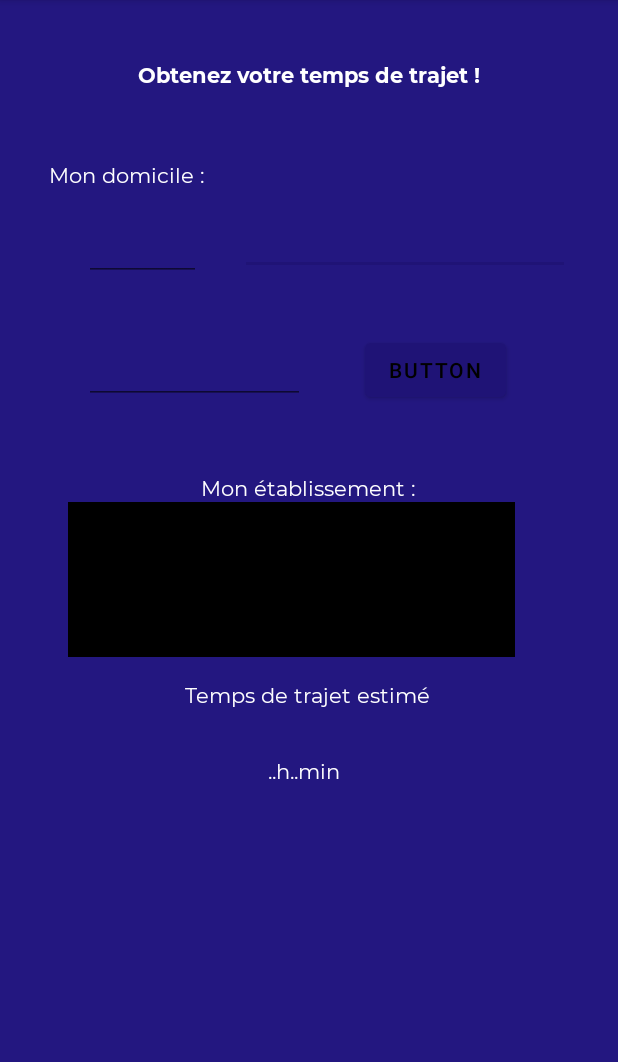
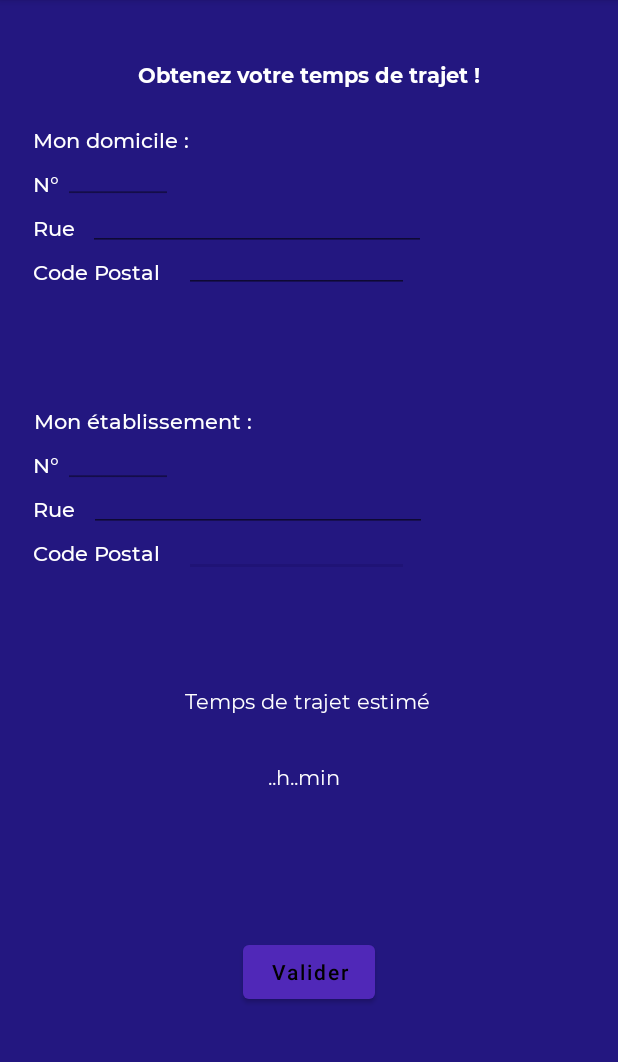
Before and after one commit to darlene-s/EtuMoov, an Android app: the TravelTime screen opened directly, with no data from a screen before it, on a phone screen of 412 x 824 dp, the part 84-1146 px from its top. Run offline under Robolectric (Android 15) with nearby library versions, the phone set to English and light mode, and no system bars; our stand-ins replace Firebase (no records; nobody signed in at launch, a user with empty details on screens opened directly).

Commit message:
Layout TravelTime

```diff
--- a/app/src/main/java/com/example/etumoov/NavigationMap/NaviMap/TravelTime.java
+++ b/app/src/main/java/com/example/etumoov/NavigationMap/NaviMap/TravelTime.java
@@ -3,8 +3,6 @@ package com.example.etumoov.NavigationMap.NaviMap;
 import androidx.annotation.NonNull;
 import androidx.appcompat.app.AppCompatActivity;
 
-import android.location.Address;
-import android.location.Geocoder;
 import android.os.Bundle;
 import android.view.View;
 import android.widget.ArrayAdapter;
@@ -16,16 +14,13 @@ import android.widget.Toast;
 
 import com.example.etumoov.NavigationMap.NaviBD.Universite;
 import com.example.etumoov.R;
-import com.google.android.gms.maps.model.LatLng;
 import com.google.firebase.database.DataSnapshot;
 import com.google.firebase.database.DatabaseError;
 import com.google.firebase.database.DatabaseReference;
 import com.google.firebase.database.FirebaseDatabase;
 import com.google.firebase.database.ValueEventListener;
 
-import java.io.IOException;
 import java.util.ArrayList;
-import java.util.List;
 
 public class TravelTime extends AppCompatActivity {
     private DatabaseReference reference;
@@ -40,10 +35,9 @@ public class TravelTime extends AppCompatActivity {
     protected void onCreate(Bundle savedInstanceState) {
         super.onCreate(savedInstanceState);
         setContentView(R.layout.activity_travel_time);
-        UniversiteList = (ListView) findViewById(R.id.etablissements);
         numero = findViewById(R.id.txt_edit_numero);
         rue = findViewById(R.id.txt_edit_rue);
-        codePostal = findViewById(R.id.txt_edit_codePostale);
+        codePostal = findViewById(R.id.txt_edit_codePostal);
         btn_valide = findViewById(R.id.button_valider);
         duree = findViewById(R.id.textView);
         api = new APIGoogleDistance();
--- a/app/src/main/res/layout/activity_travel_time.xml
+++ b/app/src/main/res/layout/activity_travel_time.xml
@@ -8,13 +8,135 @@
     android:background="@color/midnight_blue"
     tools:context=".NavigationMap.NaviMap.TravelTime">
 
+    <EditText
+        android:id="@+id/txt_edit_codePostal2"
+        android:layout_width="150dp"
+        android:layout_height="22dp"
+        android:layout_marginTop="8dp"
+        android:layout_marginEnd="124dp"
+        android:layout_marginRight="124dp"
+        android:ems="10"
+        android:fontFamily="@font/montserrat_medium"
+        android:inputType="textPostalAddress"
+        android:textColor="@color/white"
+        app:layout_constraintEnd_toEndOf="parent"
+        app:layout_constraintStart_toEndOf="@+id/txt_view_postal_code2"
+        app:layout_constraintTop_toBottomOf="@+id/txt_edit_rue2" />
+
+    <EditText
+        android:id="@+id/txt_edit_rue2"
+        android:layout_width="225dp"
+        android:layout_height="22dp"
+        android:layout_marginTop="7dp"
+        android:layout_marginEnd="118dp"
+        android:layout_marginRight="118dp"
+        android:ems="10"
+        android:fontFamily="@font/montserrat_medium"
+        android:inputType="textPostalAddress"
+        android:textColor="@color/white"
+        app:layout_constraintEnd_toEndOf="parent"
+        app:layout_constraintStart_toEndOf="@+id/txt_view_adresse_domicile3"
+        app:layout_constraintTop_toBottomOf="@+id/txt_edit_numero2" />
+
+    <EditText
+        android:id="@+id/txt_edit_numero2"
+        android:layout_width="73dp"
+        android:layout_height="20dp"
+        android:layout_marginTop="15dp"
+        android:ems="10"
+        android:fontFamily="@font/montserrat_medium"
+        android:inputType="textPostalAddress"
+        android:textColor="@color/white"
+        app:layout_constraintEnd_toEndOf="parent"
+        app:layout_constraintHorizontal_bias="0.01"
+        app:layout_constraintStart_toEndOf="@+id/txt_view_domicile2"
+        app:layout_constraintTop_toBottomOf="@+id/txt_view_destination" />
+
+    <TextView
+        android:id="@+id/txt_view_postal_code2"
+        android:layout_width="wrap_content"
+        android:layout_height="wrap_content"
+        android:layout_marginTop="10dp"
+        android:fontFamily="@font/montserrat_medium"
+        android:text="@string/code_postal"
+        android:textColor="@color/white"
+        app:layout_constraintEnd_toEndOf="parent"
+        app:layout_constraintHorizontal_bias="0.068"
+        app:layout_constraintStart_toStartOf="parent"
+        app:layout_constraintTop_toBottomOf="@+id/txt_view_adresse_domicile3" />
+
+    <TextView
+        android:id="@+id/txt_view_adresse_domicile3"
+        android:layout_width="wrap_content"
+        android:layout_height="wrap_content"
+        android:layout_marginTop="10dp"
+        android:fontFamily="@font/montserrat_medium"
+        android:text="@string/rue"
+        android:textColor="@color/white"
+        app:layout_constraintEnd_toEndOf="parent"
+        app:layout_constraintHorizontal_bias="0.057"
+        app:layout_constraintStart_toStartOf="parent"
+        app:layout_constraintTop_toBottomOf="@+id/txt_view_domicile4" />
+
+    <TextView
+        android:id="@+id/txt_view_domicile4"
+        android:layout_width="wrap_content"
+        android:layout_height="wrap_content"
+        android:layout_marginTop="10dp"
+        android:fontFamily="@font/montserrat_medium"
+        android:text="@string/n"
+        android:textColor="@color/white"
+        app:layout_constraintEnd_toEndOf="parent"
+        app:layout_constraintHorizontal_bias="0.055"
+        app:layout_constraintStart_toStartOf="parent"
+        app:layout_constraintTop_toBottomOf="@+id/txt_view_destination" />
+
+    <TextView
+        android:id="@+id/txt_view_postal_code"
+        android:layout_width="wrap_content"
+        android:layout_height="wrap_content"
+        android:layout_marginTop="10dp"
+        android:fontFamily="@font/montserrat_medium"
+        android:text="@string/code_postal"
+        android:textColor="@color/white"
+        app:layout_constraintEnd_toEndOf="parent"
+        app:layout_constraintHorizontal_bias="0.068"
+        app:layout_constraintStart_toStartOf="parent"
+        app:layout_constraintTop_toBottomOf="@+id/txt_view_adresse_domicile" />
+
+    <TextView
+        android:id="@+id/txt_view_adresse_domicile"
+        android:layout_width="wrap_content"
+        android:layout_height="wrap_content"
+        android:layout_marginTop="10dp"
+        android:fontFamily="@font/montserrat_medium"
+        android:text="@string/rue"
+        android:textColor="@color/white"
+        app:layout_constraintEnd_toEndOf="parent"
+        app:layout_constraintHorizontal_bias="0.057"
+        app:layout_constraintStart_toStartOf="parent"
+        app:layout_constraintTop_toBottomOf="@+id/txt_view_domicile2" />
+
+    <TextView
+        android:id="@+id/txt_view_domicile2"
+        android:layout_width="wrap_content"
+        android:layout_height="wrap_content"
+        android:layout_marginTop="10dp"
+        android:fontFamily="@font/montserrat_medium"
+        android:text="@string/n"
+        android:textColor="@color/white"
+        app:layout_constraintEnd_toEndOf="parent"
+        app:layout_constraintHorizontal_bias="0.055"
+        app:layout_constraintStart_toStartOf="parent"
+        app:layout_constraintTop_toBottomOf="@+id/txt_view_domicile" />
+
     <TextView
         android:id="@+id/textView"
         android:layout_width="wrap_content"
         android:layout_height="wrap_content"
         android:layout_marginTop="40dp"
         android:fontFamily="@font/montserrat_bold"
-        android:text="Obtenez votre temps de trajet !"
+        android:text="@string/obtenez_votre_temps_de_trajet"
         android:textColor="@color/white"
         app:layout_constraintEnd_toEndOf="parent"
         app:layout_constraintStart_toStartOf="parent"
@@ -24,105 +146,82 @@
         android:id="@+id/txt_view_destination"
         android:layout_width="wrap_content"
         android:layout_height="wrap_content"
-        android:fontFamily="@font/montserrat_regular"
-        android:text="Mon établissement :"
+        android:layout_marginTop="80dp"
+        android:fontFamily="@font/montserrat_medium"
+        android:text="@string/mon_tablissement"
         android:textColor="@color/white"
-        app:layout_constraintBottom_toTopOf="@+id/etablissements"
         app:layout_constraintEnd_toEndOf="parent"
-        app:layout_constraintHorizontal_bias="0.498"
+        app:layout_constraintHorizontal_bias="0.085"
         app:layout_constraintStart_toStartOf="parent"
-        app:layout_constraintTop_toBottomOf="@+id/textView"
-        app:layout_constraintVertical_bias="1.0" />
-
-    <ListView
-        android:id="@+id/etablissements"
-        android:layout_width="298dp"
-        android:layout_height="103dp"
-        android:background="#FFFFFF"
-        android:backgroundTint="#000000"
-        android:fontFamily="@font/montserrat_regular"
-        app:layout_constraintBottom_toBottomOf="parent"
-        app:layout_constraintEnd_toEndOf="parent"
-        app:layout_constraintHorizontal_bias="0.398"
-        app:layout_constraintStart_toStartOf="parent"
-        app:layout_constraintTop_toTopOf="parent"
-        app:layout_constraintVertical_bias="0.504"
-        tools:listitem="@android:layout/simple_list_item_1"
-        tools:targetApi="lollipop">
-
-    </ListView>
+        app:layout_constraintTop_toBottomOf="@+id/txt_view_postal_code" />
 
     <EditText
         android:id="@+id/txt_edit_rue"
-        android:layout_width="wrap_content"
-        android:layout_height="wrap_content"
-        android:layout_marginTop="12dp"
+        android:layout_width="225dp"
+        android:layout_height="22dp"
+        android:layout_marginTop="9dp"
+        android:layout_marginEnd="120dp"
+        android:layout_marginRight="120dp"
         android:ems="10"
         android:fontFamily="@font/montserrat_medium"
         android:inputType="textPostalAddress"
         android:textColor="@color/white"
-        app:layout_constraintBottom_toTopOf="@+id/button_valider"
         app:layout_constraintEnd_toEndOf="parent"
-        app:layout_constraintHorizontal_bias="0.835"
-        app:layout_constraintStart_toStartOf="parent"
-        app:layout_constraintTop_toBottomOf="@+id/txt_view_domicile"
-        app:layout_constraintVertical_bias="0.0" />
+        app:layout_constraintStart_toEndOf="@+id/txt_view_adresse_domicile"
+        app:layout_constraintTop_toBottomOf="@+id/txt_edit_numero" />
 
     <EditText
-        android:id="@+id/txt_edit_codePostale"
-        android:layout_width="147dp"
-        android:layout_height="54dp"
-        android:layout_marginTop="80dp"
+        android:id="@+id/txt_edit_codePostal"
+        android:layout_width="150dp"
+        android:layout_height="22dp"
+        android:layout_marginTop="6dp"
+        android:layout_marginEnd="124dp"
+        android:layout_marginRight="124dp"
         android:ems="10"
         android:fontFamily="@font/montserrat_medium"
         android:inputType="textPostalAddress"
         android:textColor="@color/white"
-        app:layout_constraintBottom_toTopOf="@+id/txt_view_destination"
         app:layout_constraintEnd_toEndOf="parent"
-        app:layout_constraintHorizontal_bias="0.212"
-        app:layout_constraintStart_toStartOf="parent"
-        app:layout_constraintTop_toBottomOf="@+id/txt_view_domicile"
-        app:layout_constraintVertical_bias="0.17" />
+        app:layout_constraintStart_toEndOf="@+id/txt_view_postal_code"
+        app:layout_constraintTop_toBottomOf="@+id/txt_edit_rue" />
 
     <EditText
         android:id="@+id/txt_edit_numero"
-        android:layout_width="78dp"
-        android:layout_height="49dp"
-        android:layout_marginTop="12dp"
+        android:layout_width="73dp"
+        android:layout_height="20dp"
+        android:layout_marginTop="13dp"
         android:ems="10"
         android:fontFamily="@font/montserrat_medium"
         android:inputType="textPostalAddress"
         android:textColor="@color/white"
-        app:layout_constraintBottom_toTopOf="@+id/txt_edit_codePostale"
         app:layout_constraintEnd_toEndOf="parent"
-        app:layout_constraintHorizontal_bias="0.168"
-        app:layout_constraintStart_toStartOf="parent"
-        app:layout_constraintTop_toBottomOf="@+id/txt_view_domicile"
-        app:layout_constraintVertical_bias="0.0" />
+        app:layout_constraintHorizontal_bias="0.01"
+        app:layout_constraintStart_toEndOf="@+id/txt_view_domicile2"
+        app:layout_constraintTop_toBottomOf="@+id/txt_view_domicile" />
 
     <TextView
         android:id="@+id/txt_view_estimated"
         android:layout_width="wrap_content"
         android:layout_height="wrap_content"
-        android:layout_marginTop="16dp"
+        android:layout_marginTop="80dp"
         android:fontFamily="@font/montserrat_regular"
-        android:text="Temps de trajet estimé"
+        android:text="@string/temps_de_trajet_estim"
         android:textColor="@color/white"
         app:layout_constraintEnd_toEndOf="parent"
         app:layout_constraintHorizontal_bias="0.497"
         app:layout_constraintStart_toStartOf="parent"
-        app:layout_constraintTop_toBottomOf="@+id/etablissements" />
+        app:layout_constraintTop_toBottomOf="@+id/txt_view_postal_code2" />
 
     <TextView
         android:id="@+id/txt_view_domicile"
         android:layout_width="wrap_content"
         android:layout_height="wrap_content"
-        android:layout_marginTop="48dp"
-        android:fontFamily="@font/montserrat_regular"
-        android:text="Mon domicile :"
+        android:layout_marginTop="24dp"
+        android:fontFamily="@font/montserrat_medium"
+        android:text="@string/mon_domicile"
         android:textColor="@color/white"
         app:layout_constraintEnd_toEndOf="parent"
-        app:layout_constraintHorizontal_bias="0.106"
+        app:layout_constraintHorizontal_bias="0.072"
         app:layout_constraintStart_toStartOf="parent"
         app:layout_constraintTop_toBottomOf="@+id/textView" />
 
@@ -132,7 +231,7 @@
         android:layout_height="wrap_content"
         android:layout_marginTop="32dp"
         android:fontFamily="@font/montserrat_regular"
-        android:text="..h..min"
+        android:text="@string/h_min"
         android:textColor="@color/white"
         app:layout_constraintEnd_toEndOf="parent"
         app:layout_constraintHorizontal_bias="0.49"
@@ -143,15 +242,12 @@
         android:id="@+id/button_valider"
         android:layout_width="wrap_content"
         android:layout_height="wrap_content"
-        android:layout_marginEnd="52dp"
-        android:layout_marginRight="52dp"
-        android:layout_marginBottom="29dp"
-        android:text="Button"
-        app:layout_constraintBottom_toTopOf="@+id/etablissements"
+        android:text="@string/valider"
+        android:textAllCaps="false"
+        app:backgroundTint="@color/dark_purple"
+        app:layout_constraintBottom_toBottomOf="parent"
         app:layout_constraintEnd_toEndOf="parent"
-        app:layout_constraintHorizontal_bias="0.634"
-        app:layout_constraintStart_toEndOf="@+id/txt_edit_codePostale"
-        app:layout_constraintTop_toBottomOf="@+id/textView"
-        app:layout_constraintVertical_bias="0.824" />
+        app:layout_constraintStart_toStartOf="parent"
+        app:layout_constraintTop_toBottomOf="@+id/txt_view_trajet_tps" />
 
 </androidx.constraintlayout.widget.ConstraintLayout>
--- a/app/src/main/res/values/strings.xml
+++ b/app/src/main/res/values/strings.xml
@@ -18,6 +18,18 @@
     <string name="btn_carte">Carte</string>
     <string name="btn_distance">Distance</string>
     <string name="label_img">Image</string>
+    <string name="mon_tablissement">Mon établissement :</string>
+    <string name="obtenez_votre_temps_de_trajet">Obtenez votre temps de trajet !</string>
+    <string name="h_min">..h..min</string>
+    <string name="valider">Valider</string>
+    <string name="temps_de_trajet_estim">Temps de trajet estimé</string>
+    <string name="n">N°</string>
+    <string name="code_postal">Code Postal</string>
+    <string name="rue">Rue</string>
+    <string name="n">N°</string>
+    <string name="rue">Rue</string>
+    <string name="code_postal">Code Postal</string>
+    <string name="mon_domicile">Mon domicile :</string>
 
 
 </resources>
```
